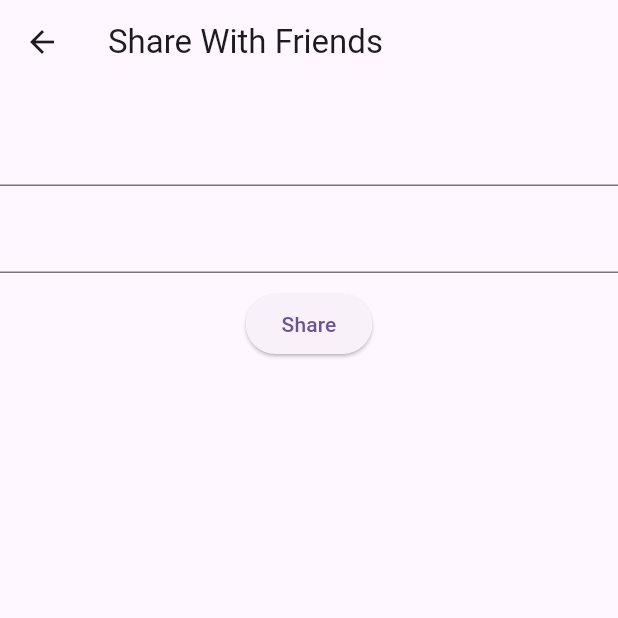
After one commit to SatwikMohan/FlipkartGrid-Blockchain, a Flutter app: the ShareScreen screen opened directly, on a phone screen of 412 x 824 dp, the top half of it. The commit adds this screen. Run offline on Flutter 3.47's test engine with Material 2 defaults, Android fonts, the phone set to English and light mode, and no system bars; our stand-ins replace cloud_firestore, firebase_auth, firebase_core, flutter_riverpod, flutter_spinkit, freezed_annotation and 3 more; missing offline and left inert: dart:js_interop, web3dart; accounts and stored records are empty; network calls fail.

Commit message:
block chain

```diff
--- /dev/null
+++ b/lib/share_screen.dart
@@ -0,0 +1,36 @@
+import 'package:flutter/material.dart';
+class ShareScreen extends StatefulWidget {
+  const ShareScreen({Key? key}) : super(key: key);
+
+  @override
+  State<ShareScreen> createState() => _ShareScreenState();
+}
+
+class _ShareScreenState extends State<ShareScreen> {
+  @override
+  Widget build(BuildContext context) {
+    return Scaffold(
+      appBar: AppBar(
+        title: Text('Share With Friends'),
+      ),
+      body: Column(
+        children: [
+          SizedBox(height: 20,),
+          TextField(
+
+          ),
+          SizedBox(height: 10,),
+          TextField(
+
+          ),
+          SizedBox(height: 10,),
+          ElevatedButton(onPressed: (){
+
+          },
+              child: Text('Share')
+          )
+        ],
+      ),
+    );
+  }
+}
```
Also changed, not shown: lib/services/functions.dart (+16 -0 lines), lib/user_profile.dart (+18 -0 lines).
